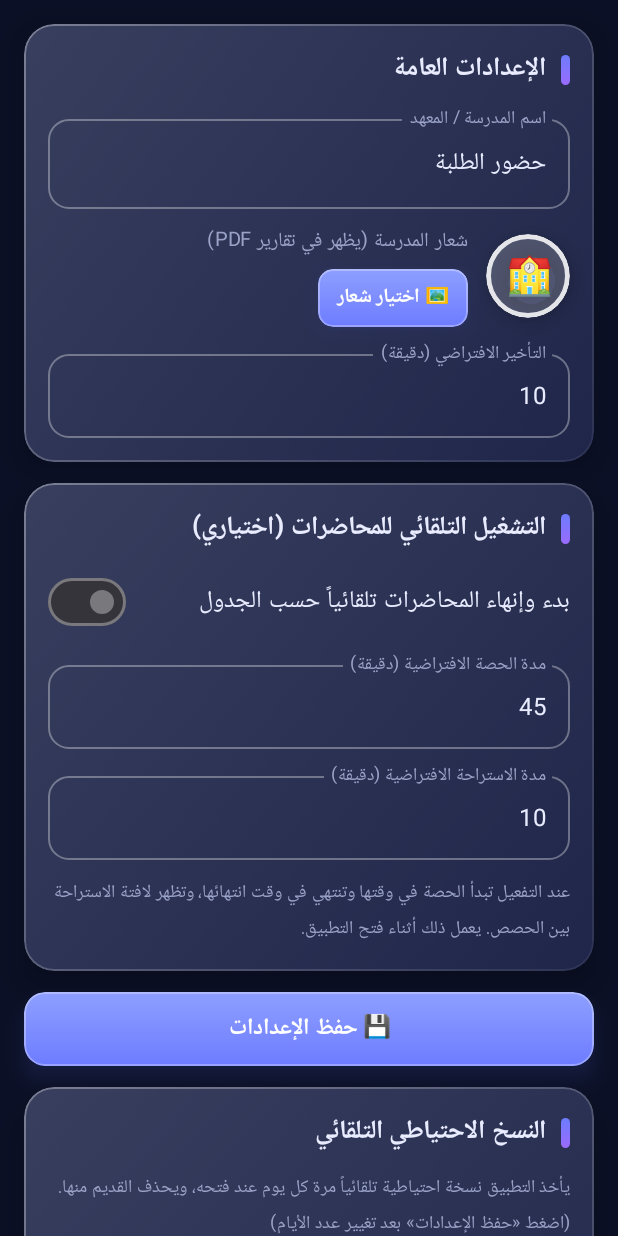
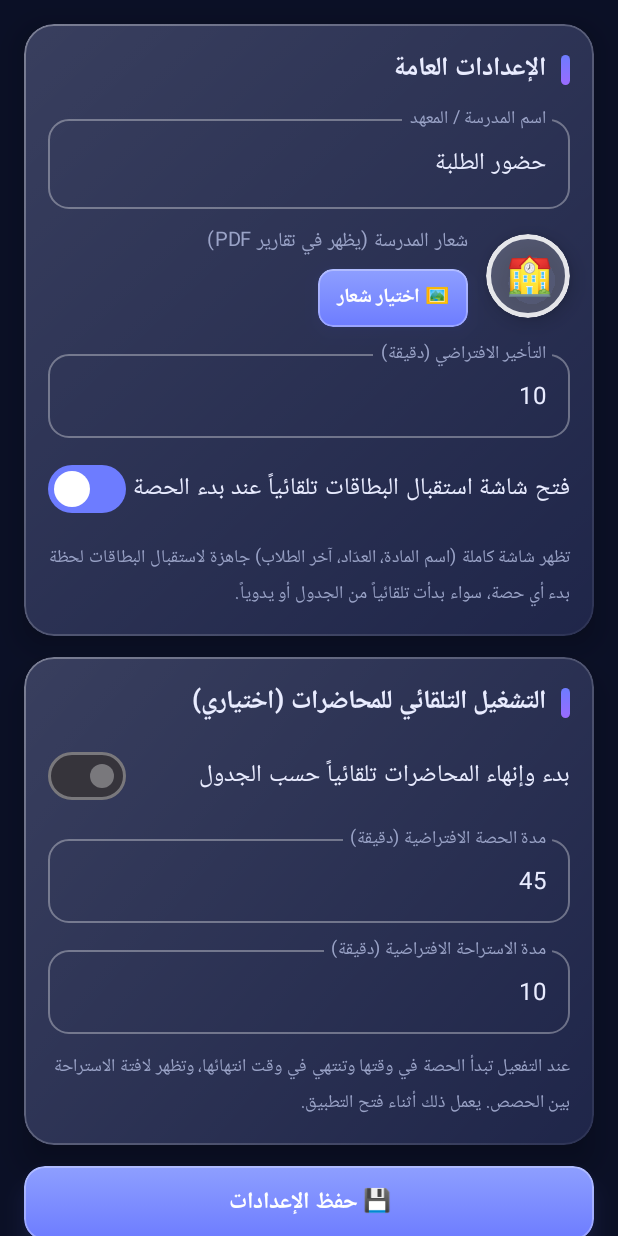
Before and after one commit to ibrahimmoayed039-netizen/studintandrid, an Android app built with Jetpack Compose: the composable SettingsScreen shown on its own in the app's theme, after a tap on "💾 حفظ الإعدادات", on a phone screen of 412 x 824 dp. Run offline under Robolectric (Android 15) with nearby library versions, the phone set to English and light mode, and no system bars.

Commit message:
Add files via upload

```diff
--- a/app/src/main/java/com/attendance/nfc/MainActivity.kt
+++ b/app/src/main/java/com/attendance/nfc/MainActivity.kt
@@ -139,6 +139,8 @@ private fun MainShell(vm: MainViewModel, nfcStatus: Int, user: User) {
     val view = LocalView.current
 
     LaunchedEffect(Unit) { vm.toasts.collect { snackbar.showSnackbar(it) } }
+    // لحظة بدء أي حصة (يدوي أو من الجدول) تُفتح شاشة استقبال البطاقات تلقائياً
+    LaunchedEffect(Unit) { vm.sessionStarted.collect { kiosk = true } }
     SideEffect { view.keepScreenOn = active != null }
 
     Box(Modifier.fillMaxSize()) {
--- a/app/src/main/java/com/attendance/nfc/MainViewModel.kt
+++ b/app/src/main/java/com/attendance/nfc/MainViewModel.kt
@@ -56,6 +56,7 @@ class MainViewModel(app: Application) : AndroidViewModel(app) {
         val ch = buildList {
             if (o.schoolName != v.schoolName) add("الاسم: ${o.schoolName} ← ${v.schoolName}")
             if (o.autoSchedule != v.autoSchedule) add("التشغيل التلقائي: ${if (v.autoSchedule) "مفعّل" else "معطّل"}")
+            if (o.autoReceive != v.autoReceive) add("شاشة الاستقبال التلقائية: ${if (v.autoReceive) "مفعّلة" else "معطّلة"}")
             if (o.lectureMin != v.lectureMin) add("مدة الحصة: ${o.lectureMin} ← ${v.lectureMin}")
             if (o.breakMin != v.breakMin) add("مدة الاستراحة: ${o.breakMin} ← ${v.breakMin}")
             if (o.defaultLate != v.defaultLate) add("التأخير: ${o.defaultLate} ← ${v.defaultLate}")
@@ -111,6 +112,10 @@ class MainViewModel(app: Application) : AndroidViewModel(app) {
     val cardCapture = MutableStateFlow(false)
     private val _captured = MutableSharedFlow<String>(extraBufferCapacity = 1)
     val captured: SharedFlow<String> = _captured
+
+    /** يُطلق لحظة بدء حصة جديدة (يدوياً أو من الجدول) لفتح شاشة استقبال البطاقات تلقائياً. */
+    private val _sessionStarted = MutableSharedFlow<String>(extraBufferCapacity = 1)
+    val sessionStarted: SharedFlow<String> = _sessionStarted
 
     val toasts = MutableSharedFlow<String>(extraBufferCapacity = 8)
     private fun toast(msg: String) { toasts.tryEmit(msg) }
@@ -316,6 +321,7 @@ class MainViewModel(app: Application) : AndroidViewModel(app) {
             )
         )
         log("بدء محاضرة", subject + (if (grp.isNotBlank()) " ($grp)" else "") + (if (scheduleId.isNotEmpty()) " — من الجدول" else ""))
+        if (settings.value.autoReceive) _sessionStarted.tryEmit(subject)
     }
 
     fun endSession() {
--- a/app/src/main/java/com/attendance/nfc/data/Backup.kt
+++ b/app/src/main/java/com/attendance/nfc/data/Backup.kt
@@ -33,7 +33,7 @@ object Backup {
         root.put("exportedAt", System.currentTimeMillis())
         root.put("settings", JSONObject()
             .put("school", settings.schoolName).put("auto", settings.autoSchedule)
-            .put("lecture", settings.lectureMin).put("break", settings.breakMin).put("late", settings.defaultLate).put("backupDays", settings.backupDays).put("logo", photoToB64(settings.logoPath)))
+            .put("lecture", settings.lectureMin).put("break", settings.breakMin).put("late", settings.defaultLate).put("backupDays", settings.backupDays).put("logo", photoToB64(settings.logoPath)).put("autoReceive", settings.autoReceive))
 
         val students = JSONArray()
         db.studentDao().all().forEach { s ->
@@ -116,7 +116,7 @@ object Backup {
 
         val st = root.optJSONObject("settings")
         if (st == null) AppSettings() else AppSettings(
-            st.optString("school", "حضور الطلبة"), st.optBoolean("auto"), st.optInt("lecture", 45), st.optInt("break", 10), st.optInt("late", 10), st.optInt("backupDays", 30), b64ToPhoto(ctx, st.optString("logo"))
+            st.optString("school", "حضور الطلبة"), st.optBoolean("auto"), st.optInt("lecture", 45), st.optInt("break", 10), st.optInt("late", 10), st.optInt("backupDays", 30), b64ToPhoto(ctx, st.optString("logo")), st.optBoolean("autoReceive", true)
         )
     }
 }
--- a/app/src/main/java/com/attendance/nfc/data/SettingsStore.kt
+++ b/app/src/main/java/com/attendance/nfc/data/SettingsStore.kt
@@ -11,7 +11,9 @@ data class AppSettings(
     val breakMin: Int = 10,
     val defaultLate: Int = 10,
     val backupDays: Int = 30,
-    val logoPath: String = ""
+    val logoPath: String = "",
+    /** فتح شاشة استقبال البطاقات (ملء الشاشة) تلقائياً لحظة بدء كل حصة. */
+    val autoReceive: Boolean = true
 )
 
 /** إعدادات محفوظة محلياً (SharedPreferences) وتبقى بعد إغلاق التطبيق. */
@@ -27,7 +29,8 @@ class SettingsStore(ctx: Context) {
         breakMin = sp.getInt("break", 10),
         defaultLate = sp.getInt("late", 10),
         backupDays = sp.getInt("backupDays", 30),
-        logoPath = sp.getString("logo", "") ?: ""
+        logoPath = sp.getString("logo", "") ?: "",
+        autoReceive = sp.getBoolean("autoReceive", true)
     )
 
     fun save(v: AppSettings) {
@@ -39,6 +42,7 @@ class SettingsStore(ctx: Context) {
             .putInt("late", v.defaultLate)
             .putInt("backupDays", v.backupDays)
             .putString("logo", v.logoPath)
+            .putBoolean("autoReceive", v.autoReceive)
             .apply()
         _flow.value = v
     }
--- a/app/src/main/java/com/attendance/nfc/ui/SettingsScreen.kt
+++ b/app/src/main/java/com/attendance/nfc/ui/SettingsScreen.kt
@@ -22,6 +22,7 @@ fun SettingsScreen(vm: MainViewModel) {
     val s by vm.settings.collectAsState()
     var school by remember(s) { mutableStateOf(s.schoolName) }
     var auto by remember(s) { mutableStateOf(s.autoSchedule) }
+    var autoReceive by remember(s) { mutableStateOf(s.autoReceive) }
     var lecture by remember(s) { mutableStateOf(s.lectureMin.toString()) }
     var brk by remember(s) { mutableStateOf(s.breakMin.toString()) }
     var late by remember(s) { mutableStateOf(s.defaultLate.toString()) }
@@ -53,6 +54,11 @@ fun SettingsScreen(vm: MainViewModel) {
                 }
             }
             AppField(late, { late = it.filter { c -> c.isDigit() } }, "التأخير الافتراضي (دقيقة)", keyboard = KeyboardType.Number)
+            Row(verticalAlignment = Alignment.CenterVertically) {
+                Text("فتح شاشة استقبال البطاقات تلقائياً عند بدء الحصة", modifier = Modifier.weight(1f))
+                Switch(checked = autoReceive, onCheckedChange = { autoReceive = it })
+            }
+            Text("تظهر شاشة كاملة (اسم المادة، العدّاد، آخر الطلاب) جاهزة لاستقبال البطاقات لحظة بدء أي حصة، سواء بدأت تلقائياً من الجدول أو يدوياً.", color = Mut, fontSize = 12.sp)
         }
         GlassCard {
             SectionTitle("التشغيل التلقائي للمحاضرات (اختياري)")
@@ -69,7 +75,7 @@ fun SettingsScreen(vm: MainViewModel) {
         }
         Btn3D("💾 حفظ الإعدادات", {
             vm.saveSettings(s.copy(
-                schoolName = school.trim().ifBlank { "حضور الطلبة" }, autoSchedule = auto,
+                schoolName = school.trim().ifBlank { "حضور الطلبة" }, autoSchedule = auto, autoReceive = autoReceive,
                 lectureMin = (lecture.toIntOrNull() ?: 45).coerceAtLeast(5), breakMin = (brk.toIntOrNull() ?: 10).coerceAtLeast(0),
                 defaultLate = late.toIntOrNull() ?: 10, backupDays = (bkDays.toIntOrNull() ?: 30).coerceAtLeast(1)))
             vm.showToast("تم حفظ الإعدادات")
```
Also changed, not shown: app/src/main/java/com/attendance/nfc/ui/ScanScreen.kt (+12 -0 lines).
